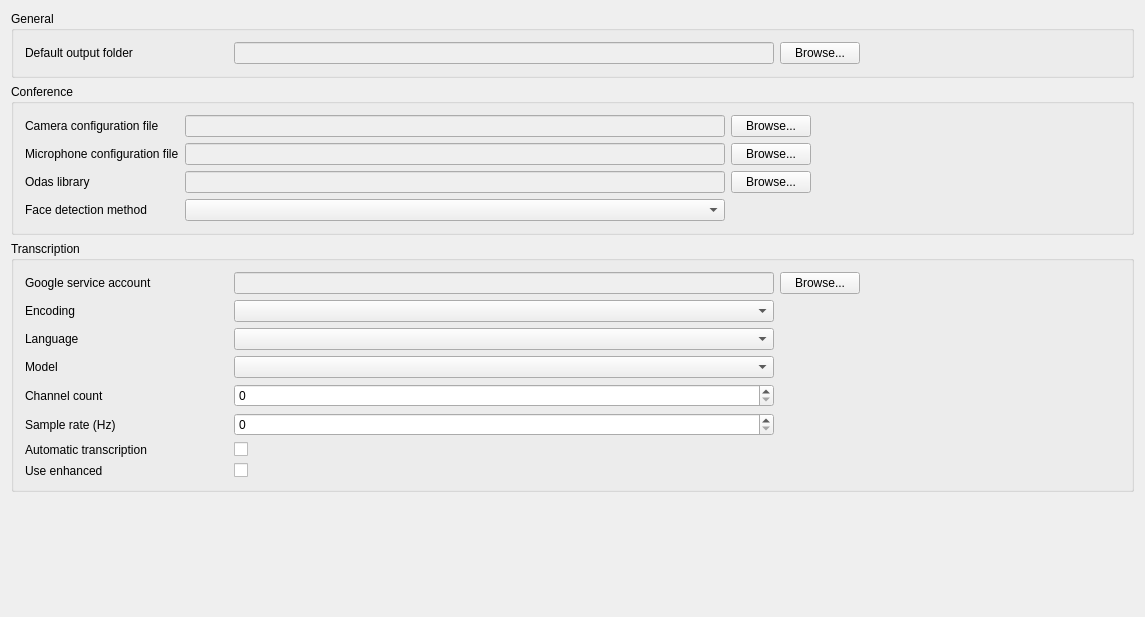
introlab/rendezvous, file c_plus_plus/src/steno/view/gui/settings_view.ui: the form before one commit.
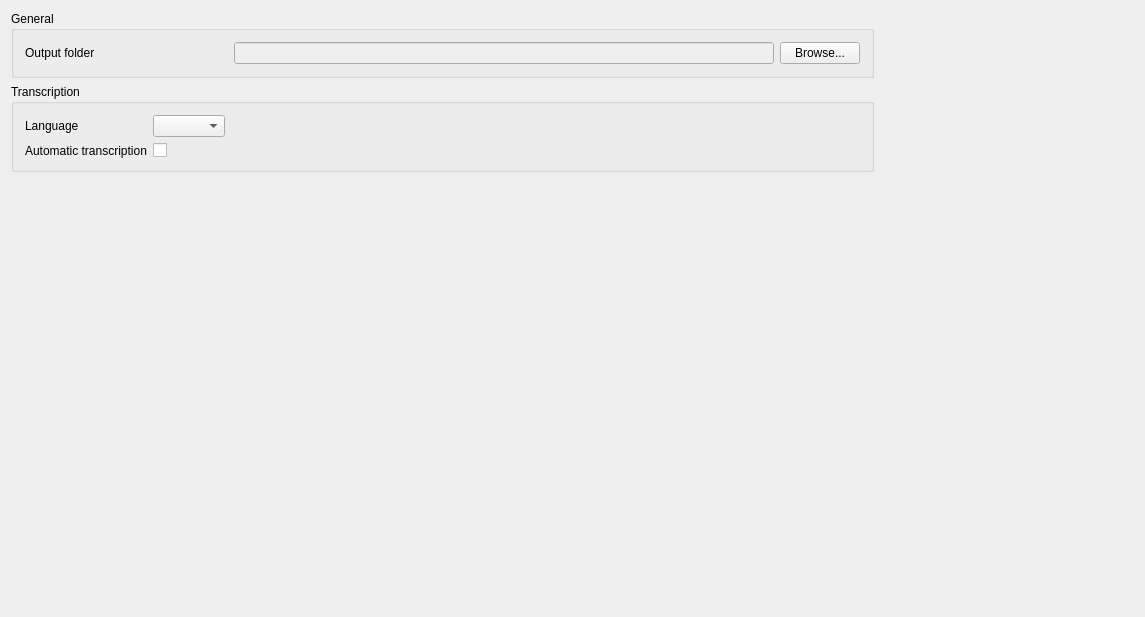
The form after the commit.

Commit message: Setting page update, and finalizing data model for app settings

Patch:
```diff
--- a/c_plus_plus/src/steno/view/gui/settings_view.ui
+++ b/c_plus_plus/src/steno/view/gui/settings_view.ui
@@ -13,150 +13,56 @@
   <property name="windowTitle">
    <string>Settings</string>
   </property>
-  <layout class="QGridLayout" name="gridLayout" rowstretch="0,0,0,0">
+  <layout class="QGridLayout" name="gridLayout" rowstretch="0,0,0">
+   <item row="0" column="0">
+    <widget class="QGroupBox" name="groupBoxGeneral">
+     <property name="title">
+      <string>General</string>
+     </property>
+     <layout class="QGridLayout" name="gridLayout_5">
+      <item row="0" column="1">
+       <widget class="QLineEdit" name="outputFolderLineEdit">
+        <property name="enabled">
+         <bool>false</bool>
+        </property>
+        <property name="sizePolicy">
+         <sizepolicy hsizetype="Preferred" vsizetype="Fixed">
+          <horstretch>0</horstretch>
+          <verstretch>0</verstretch>
+         </sizepolicy>
+        </property>
+        <property name="minimumSize">
+         <size>
+          <width>540</width>
+          <height>0</height>
+         </size>
+        </property>
+       </widget>
+      </item>
+      <item row="0" column="2">
+       <widget class="QPushButton" name="outputFolderButton">
+        <property name="text">
+         <string>Browse...</string>
+        </property>
+       </widget>
+      </item>
+      <item row="0" column="0">
+       <widget class="QLabel" name="lblDefaultOutputFolder">
+        <property name="minimumSize">
+         <size>
+          <width>203</width>
+          <height>0</height>
+         </size>
+        </property>
+        <property name="text">
+         <string>Output folder</string>
+        </property>
+       </widget>
+      </item>
+     </layout>
+    </widget>
+   </item>
    <item row="2" column="0">
-    <widget class="QGroupBox" name="groupBoxTranscription">
-     <property name="title">
-      <string>Transcription</string>
-     </property>
-     <layout class="QGridLayout" name="gridLayout_7">
-      <property name="horizontalSpacing">
-       <number>6</number>
-      </property>
-      <item row="0" column="0" colspan="2">
-       <widget class="QLabel" name="lblGoogleServiceAccount">
-        <property name="minimumSize">
-         <size>
-          <width>203</width>
-          <height>0</height>
-         </size>
-        </property>
-        <property name="text">
-         <string>Google service account</string>
-        </property>
-       </widget>
-      </item>
-      <item row="0" column="2">
-       <widget class="QLineEdit" name="txtBoxServiceAccountPath">
-        <property name="enabled">
-         <bool>false</bool>
-        </property>
-        <property name="sizePolicy">
-         <sizepolicy hsizetype="Preferred" vsizetype="Fixed">
-          <horstretch>0</horstretch>
-          <verstretch>0</verstretch>
-         </sizepolicy>
-        </property>
-        <property name="minimumSize">
-         <size>
-          <width>540</width>
-          <height>0</height>
-         </size>
-        </property>
-       </widget>
-      </item>
-      <item row="8" column="2">
-       <widget class="QCheckBox" name="enhancedCheckBox">
-        <property name="text">
-         <string/>
-        </property>
-       </widget>
-      </item>
-      <item row="7" column="0">
-       <widget class="QLabel" name="lblAutoTranscription">
-        <property name="text">
-         <string>Automatic transcription</string>
-        </property>
-       </widget>
-      </item>
-      <item row="8" column="0">
-       <widget class="QLabel" name="lblUseEnhanced">
-        <property name="text">
-         <string>Use enhanced</string>
-        </property>
-       </widget>
-      </item>
-      <item row="4" column="0">
-       <widget class="QLabel" name="lblModel">
-        <property name="text">
-         <string>Model</string>
-        </property>
-       </widget>
-      </item>
-      <item row="3" column="2">
-       <widget class="QComboBox" name="comboBoxLanguage"/>
-      </item>
-      <item row="7" column="2">
-       <widget class="QCheckBox" name="autoTranscriptionCheckBox">
-        <property name="text">
-         <string/>
-        </property>
-       </widget>
-      </item>
-      <item row="4" column="2">
-       <widget class="QComboBox" name="modelComboBox"/>
-      </item>
-      <item row="0" column="4">
-       <spacer name="horizontalSpacer_2">
-        <property name="orientation">
-         <enum>Qt::Horizontal</enum>
-        </property>
-        <property name="sizeHint" stdset="0">
-         <size>
-          <width>40</width>
-          <height>20</height>
-         </size>
-        </property>
-       </spacer>
-      </item>
-      <item row="0" column="3">
-       <widget class="QPushButton" name="btnBrowseServiceAccount">
-        <property name="text">
-         <string>Browse...</string>
-        </property>
-       </widget>
-      </item>
-      <item row="2" column="0">
-       <widget class="QLabel" name="lblEncoding">
-        <property name="text">
-         <string>Encoding</string>
-        </property>
-       </widget>
-      </item>
-      <item row="2" column="2">
-       <widget class="QComboBox" name="comboBoxEncoding"/>
-      </item>
-      <item row="6" column="0">
-       <widget class="QLabel" name="lblSampleRate">
-        <property name="text">
-         <string>Sample rate (Hz)</string>
-        </property>
-       </widget>
-      </item>
-      <item row="6" column="2">
-       <widget class="QSpinBox" name="spinBoxSampleRate"/>
-      </item>
-      <item row="3" column="0">
-       <widget class="QLabel" name="lblLanguage">
-        <property name="text">
-         <string>Language</string>
-        </property>
-       </widget>
-      </item>
-      <item row="5" column="0">
-       <widget class="QLabel" name="lblChannelCount">
-        <property name="text">
-         <string>Channel count</string>
-        </property>
-       </widget>
-      </item>
-      <item row="5" column="2">
-       <widget class="QSpinBox" name="spinBoxChannelCount"/>
-      </item>
-     </layout>
-    </widget>
-   </item>
-   <item row="3" column="0">
     <spacer name="verticalSpacer">
      <property name="orientation">
       <enum>Qt::Vertical</enum>
@@ -172,218 +78,54 @@
      </property>
     </spacer>
    </item>
+   <item row="0" column="1">
+    <spacer name="horizontalSpacer_3">
+     <property name="orientation">
+      <enum>Qt::Horizontal</enum>
+     </property>
+     <property name="sizeHint" stdset="0">
+      <size>
+       <width>40</width>
+       <height>20</height>
+      </size>
+     </property>
+    </spacer>
+   </item>
    <item row="1" column="0">
-    <widget class="QGroupBox" name="groupBox_4">
+    <widget class="QGroupBox" name="groupBoxTranscription">
      <property name="title">
-      <string>Conference</string>
+      <string>Transcription</string>
      </property>
-     <layout class="QGridLayout" name="gridLayout_6">
+     <layout class="QGridLayout" name="gridLayout_7">
       <property name="horizontalSpacing">
        <number>6</number>
       </property>
-      <item row="2" column="2">
-       <widget class="QPushButton" name="btnBrowseOdas">
-        <property name="text">
-         <string>Browse...</string>
-        </property>
-       </widget>
-      </item>
-      <item row="3" column="0">
-       <widget class="QLabel" name="label_6">
-        <property name="text">
-         <string>Face detection method</string>
-        </property>
-       </widget>
-      </item>
-      <item row="0" column="0">
-       <widget class="QLabel" name="lblCameraCongifFile">
-        <property name="text">
-         <string>Camera configuration file</string>
-        </property>
-       </widget>
-      </item>
-      <item row="2" column="1">
-       <widget class="QLineEdit" name="txtBoxOdasPath">
-        <property name="enabled">
-         <bool>false</bool>
-        </property>
-        <property name="sizePolicy">
-         <sizepolicy hsizetype="Preferred" vsizetype="Fixed">
-          <horstretch>0</horstretch>
-          <verstretch>0</verstretch>
-         </sizepolicy>
-        </property>
-        <property name="minimumSize">
-         <size>
-          <width>253</width>
-          <height>0</height>
-         </size>
-        </property>
-        <property name="text">
-         <string/>
-        </property>
-        <property name="alignment">
-         <set>Qt::AlignLeading|Qt::AlignLeft|Qt::AlignVCenter</set>
-        </property>
-       </widget>
-      </item>
-      <item row="0" column="1">
-       <widget class="QLineEdit" name="txtBoxCameraConfigPath">
-        <property name="enabled">
-         <bool>false</bool>
-        </property>
-        <property name="sizePolicy">
-         <sizepolicy hsizetype="Preferred" vsizetype="Fixed">
-          <horstretch>0</horstretch>
-          <verstretch>0</verstretch>
-         </sizepolicy>
-        </property>
-        <property name="minimumSize">
-         <size>
-          <width>540</width>
-          <height>0</height>
-         </size>
-        </property>
-       </widget>
-      </item>
-      <item row="2" column="0">
-       <widget class="QLabel" name="lblOdasLibrary">
-        <property name="sizePolicy">
-         <sizepolicy hsizetype="Minimum" vsizetype="Preferred">
-          <horstretch>0</horstretch>
-          <verstretch>0</verstretch>
-         </sizepolicy>
-        </property>
-        <property name="text">
-         <string>Odas library</string>
-        </property>
-       </widget>
-      </item>
-      <item row="1" column="1">
-       <widget class="QLineEdit" name="txtBoxMicConfigPath">
-        <property name="enabled">
-         <bool>false</bool>
-        </property>
-        <property name="sizePolicy">
-         <sizepolicy hsizetype="Preferred" vsizetype="Fixed">
-          <horstretch>0</horstretch>
-          <verstretch>0</verstretch>
-         </sizepolicy>
-        </property>
-        <property name="minimumSize">
-         <size>
-          <width>253</width>
-          <height>0</height>
-         </size>
-        </property>
-       </widget>
-      </item>
-      <item row="1" column="0">
-       <widget class="QLabel" name="lblMicroConfigFile">
-        <property name="sizePolicy">
-         <sizepolicy hsizetype="Preferred" vsizetype="Preferred">
-          <horstretch>0</horstretch>
-          <verstretch>0</verstretch>
-         </sizepolicy>
-        </property>
-        <property name="minimumSize">
-         <size>
-          <width>0</width>
-          <height>0</height>
-         </size>
-        </property>
-        <property name="text">
-         <string>Microphone configuration file</string>
-        </property>
-       </widget>
-      </item>
-      <item row="1" column="2">
-       <widget class="QPushButton" name="btnBrowseMicConfig">
-        <property name="text">
-         <string>Browse...</string>
-        </property>
-       </widget>
-      </item>
-      <item row="0" column="2">
-       <widget class="QPushButton" name="btnBrowseCameraConfig">
-        <property name="text">
-         <string>Browse...</string>
-        </property>
-       </widget>
-      </item>
-      <item row="1" column="3">
-       <spacer name="horizontalSpacer">
-        <property name="orientation">
-         <enum>Qt::Horizontal</enum>
-        </property>
-        <property name="sizeHint" stdset="0">
-         <size>
-          <width>40</width>
-          <height>20</height>
-         </size>
-        </property>
-       </spacer>
-      </item>
       <item row="3" column="1">
-       <widget class="QComboBox" name="comboBoxFaceDetection">
-        <property name="sizePolicy">
-         <sizepolicy hsizetype="Preferred" vsizetype="Fixed">
-          <horstretch>0</horstretch>
-          <verstretch>0</verstretch>
-         </sizepolicy>
+       <widget class="QCheckBox" name="autoTranscriptionCheckBox">
+        <property name="text">
+         <string/>
         </property>
        </widget>
       </item>
-     </layout>
-    </widget>
-   </item>
-   <item row="0" column="0">
-    <widget class="QGroupBox" name="groupBoxGeneral">
-     <property name="title">
-      <string>General</string>
-     </property>
-     <layout class="QGridLayout" name="gridLayout_5">
-      <item row="0" column="1">
-       <widget class="QLineEdit" name="txtBoxDefaultOutputFolder">
-        <property name="enabled">
-         <bool>false</bool>
-        </property>
-        <property name="sizePolicy">
-         <sizepolicy hsizetype="Preferred" vsizetype="Fixed">
-          <horstretch>0</horstretch>
-          <verstretch>0</verstretch>
-         </sizepolicy>
-        </property>
-        <property name="minimumSize">
-         <size>
-          <width>540</width>
-          <height>0</height>
-         </size>
-        </property>
-       </widget>
-      </item>
-      <item row="0" column="2">
-       <widget class="QPushButton" name="btnBrowseDefaultOutputFolder">
+      <item row="3" column="0">
+       <widget class="QLabel" name="lblAutoTranscription">
         <property name="text">
-         <string>Browse...</string>
+         <string>Automatic transcription</string>
         </property>
        </widget>
       </item>
-      <item row="0" column="0">
-       <widget class="QLabel" name="lblDefaultOutputFolder">
-        <property name="minimumSize">
-         <size>
-          <width>203</width>
-          <height>0</height>
-         </size>
-        </property>
+      <item row="2" column="0">
+       <widget class="QLabel" name="lblLanguage">
         <property name="text">
-         <string>Default output folder</string>
+         <string>Language</string>
         </property>
        </widget>
       </item>
-      <item row="0" column="3">
-       <spacer name="horizontalSpacer_3">
+      <item row="2" column="1">
+       <widget class="QComboBox" name="languageComboBox"/>
+      </item>
+      <item row="2" column="2">
+       <spacer name="horizontalSpacer_2">
         <property name="orientation">
          <enum>Qt::Horizontal</enum>
         </property>
```
The commit also changes 14 other files.
